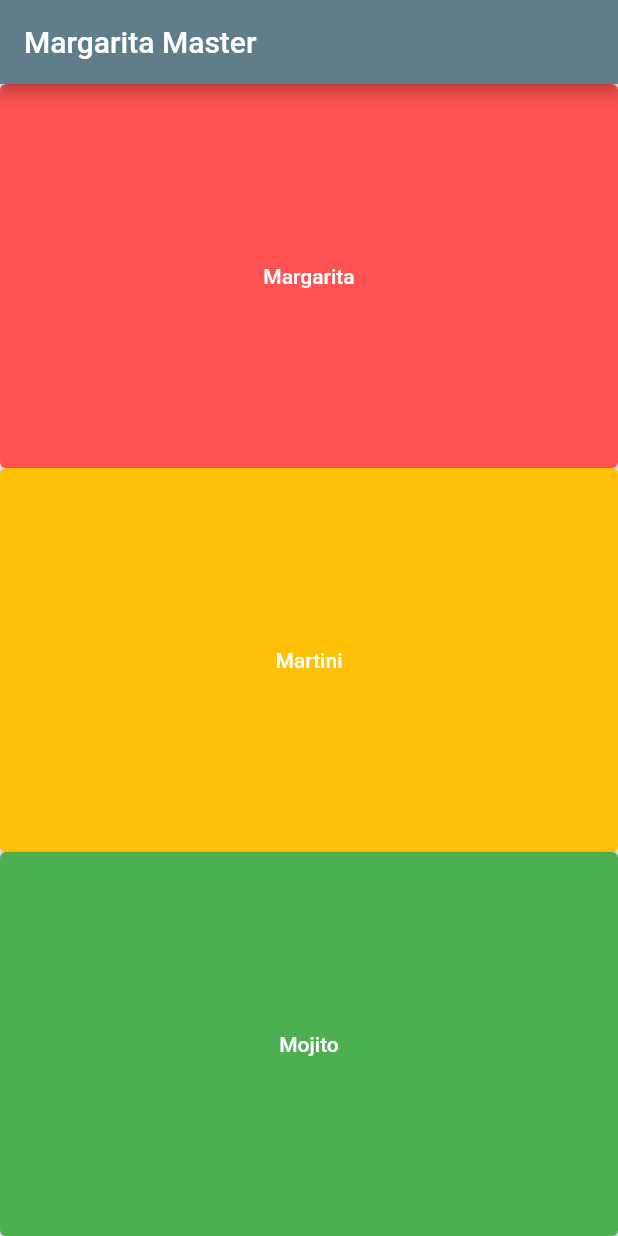
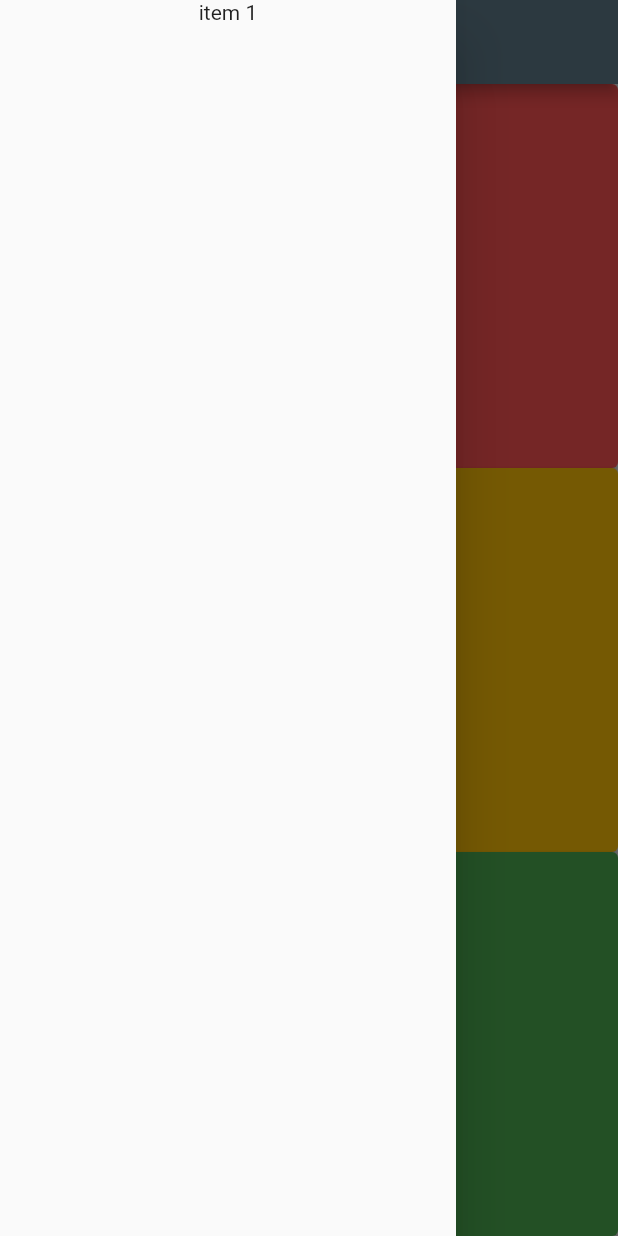
Before and after one commit to cheongchoi112/cocktail_master, a Flutter app: the screen it shows after launch, with the side drawer open (before the commit the screen has no drawer), on a phone screen of 412 x 824 dp. Run offline on Flutter 3.47's test engine with Material 2 defaults, Android fonts, the phone set to English and light mode, and no system bars; our stand-ins replace flutter_easyloading; network calls fail.

Commit message:
code cleanup

```diff
--- a/lib/components/image_button.dart
+++ b/lib/components/image_button.dart
@@ -1,5 +1,5 @@
 import 'package:cocktail_master/models/drink.dart';
-import 'package:cocktail_master/screen/drink_recipe.dart';
+import 'package:cocktail_master/screens/drink_recipe.dart';
 import 'package:flutter/material.dart';
 
 class ImageButton extends StatelessWidget {
--- a/lib/main.dart
+++ b/lib/main.dart
@@ -1,4 +1,4 @@
-import 'package:cocktail_master/screen/drink_type.dart';
+import 'package:cocktail_master/screens/drink_type.dart';
 import 'package:flutter/material.dart';
 import 'package:flutter_easyloading/flutter_easyloading.dart';
 
--- a/lib/screen/drink_type.dart
+++ b/lib/screens/drink_type.dart
@@ -17,9 +17,7 @@ class DrinkType extends StatefulWidget {
 }
 
 class _DrinkTypeState extends State<DrinkType> {
-  var margarita;
-  var martini;
-  var mojito;
+  var margarita, martini, mojito;
 
   @override
   void initState() {
@@ -63,11 +61,17 @@ class _DrinkTypeState extends State<DrinkType> {
     }
 
     return Scaffold(
+      drawer: Drawer(
+        child: SafeArea(
+          child: Column(
+            children: [Text('item 1')],
+          ),
+        ),
+      ),
       appBar: AppBar(
         title: Text(widget.title),
       ),
-      body: Center(
-        child: Column(
+      body: Column(
         mainAxisAlignment: MainAxisAlignment.start,
         crossAxisAlignment: CrossAxisAlignment.stretch,
         children: [
@@ -94,7 +98,6 @@ class _DrinkTypeState extends State<DrinkType> {
           ),
         ],
       ),
-      ),
     );
   }
 }
```
Also changed, not shown: lib/screens/drink_list.dart (renamed from lib/screen/drink_list.dart), lib/screens/drink_recipe.dart (renamed from lib/screen/drink_recipe.dart). Lines whose indentation alone changed are shown as unchanged.
